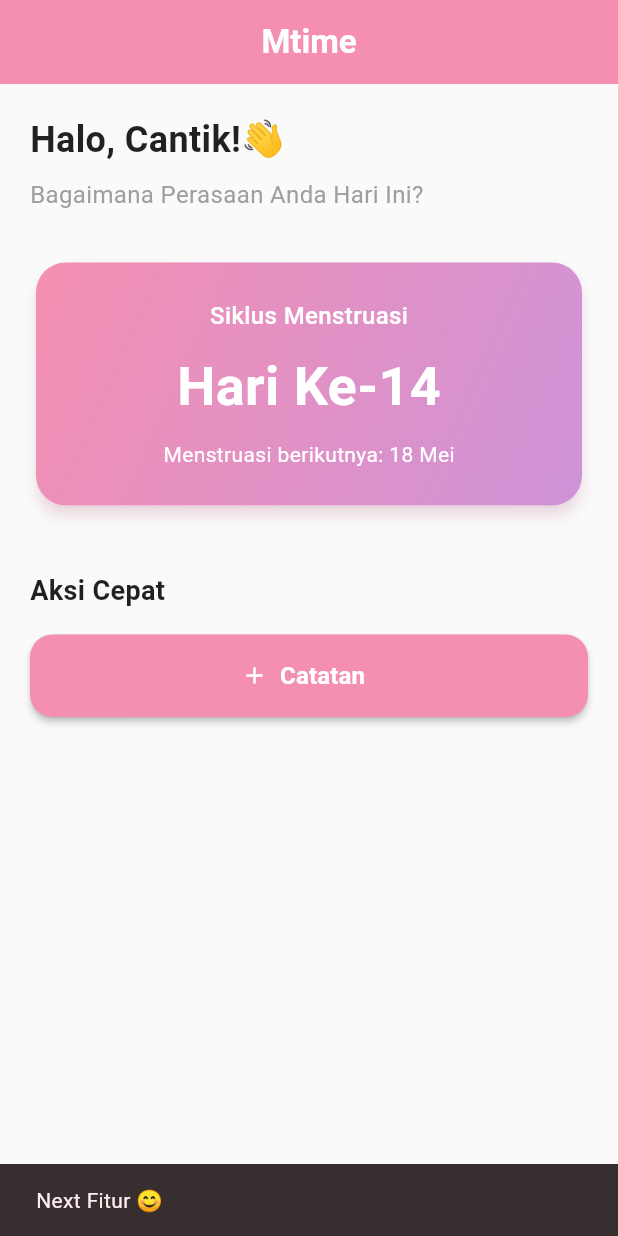
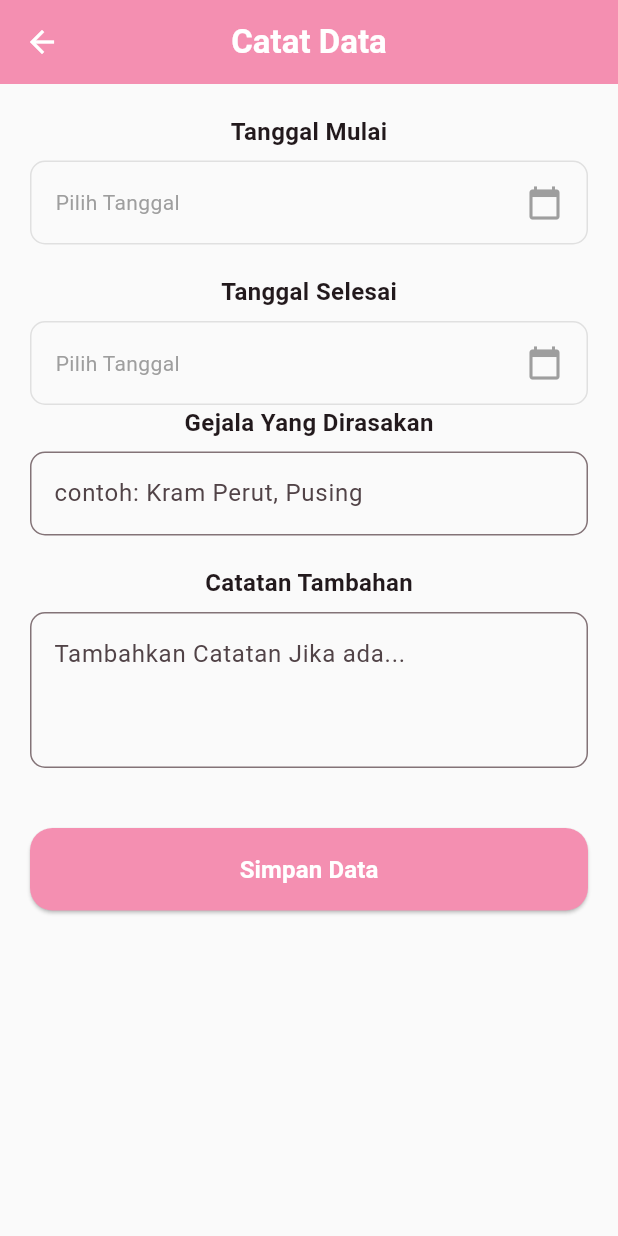
Before and after one commit to niysnsty/Mtime, a Flutter app: the screen it shows after launch, after a tap on "Catatan", on a phone screen of 412 x 824 dp. Run offline on Flutter 3.47's test engine with Material 3 defaults, Android fonts, the phone set to English and light mode, and no system bars.

Commit message:
menambahkan tampilan history dan input data

```diff
--- a/lib/views/dashboard_view.dart
+++ b/lib/views/dashboard_view.dart
@@ -1,4 +1,6 @@
 import 'package:flutter/material.dart';
+import 'input_data_view.dart';
+import 'history_view.dart';
 
 class DashboardView extends StatefulWidget {
     const DashboardView({super.key});
@@ -16,6 +18,18 @@ class _DashboardViewState extends State<DashboardView>{
                     "Mtime",
                     style: TextStyle(fontWeight: FontWeight.bold),
                 ),
+                actions:[
+                    IconButton(
+                        icon: const Icon(Icons.history),
+                        onPressed:(){
+                            Navigator.push(
+                                context, MaterialPageRoute(
+                                    builder: (context) => const HistoryView(),
+                                ),
+                            );
+                        },
+                    ),
+                ],
             ),
             //SingleChildScrollView agar layar bisa di scroll jika kontennya panjang
             body: SingleChildScrollView(
@@ -108,10 +122,10 @@ class _DashboardViewState extends State<DashboardView>{
                             height: 55,
                             child: ElevatedButton.icon(
                                 onPressed: (){
-                                    ScaffoldMessenger.of(context).showSnackBar(
-                                        const SnackBar(
-                                            content: Text("Next Fitur 😊"),
-                                            duration: Duration(seconds:2),
+                                    Navigator.push(
+                                        context,
+                                        MaterialPageRoute(
+                                            builder: (context) => const InputDataView(),
                                         ),
                                     );
                                 },
--- /dev/null
+++ b/lib/views/input_data_view.dart
@@ -0,0 +1,159 @@
+import 'package:flutter/material.dart';
+
+class InputDataView extends StatefulWidget{
+    const InputDataView({super.key});
+
+    @override
+    State<InputDataView> createState() => _InputDataViewState();
+}
+
+class _InputDataViewState extends State<InputDataView> {
+    //variabel untuk menyimpan data yang diinput
+    DateTime? _tanggalMulai;
+    DateTime? _tanggalSelesai;
+
+    //Controller untuk teks
+    final TextEditingController _gejalaController = TextEditingController();
+    final TextEditingController _catatanController = TextEditingController();
+
+    //fungsi untuk memunculkan kalender
+    Future<void> _pilihTanggal(BuildContext context, bool isMulai) async {
+        final DateTime? picked = await showDatePicker(
+            context: context,
+            initialDate: DateTime.now(),
+            firstDate: DateTime(2020),
+            lastDate: DateTime(2030),
+        );
+        //jika user memilih tanggal
+        if (picked != null){
+            setState((){
+                if (isMulai){
+                    _tanggalMulai = picked;
+                } else {
+                    _tanggalSelesai = picked;
+                }
+            });
+        }
+    }
+    //membersihkan controller saat halaman ditutup
+    @override
+    void dispose(){
+        _gejalaController.dispose();
+        _catatanController.dispose();
+        super.dispose();
+    }
+    @override
+    Widget build(BuildContext context){
+        return Scaffold(
+            appBar: AppBar(
+                title: const Text('Catat Data', style: TextStyle(fontWeight: FontWeight.bold)),
+            ),
+            body: SingleChildScrollView(
+                padding: const EdgeInsets.all(20),
+                child: Column(
+                    crossAxisAlignment: CrossAxisAlignment.center,
+                    children: [
+                        // field tanggal mulai
+                        const Text('Tanggal Mulai', style: TextStyle(fontWeight: FontWeight.bold, fontSize: 16)),
+                        const SizedBox(height: 8),
+                        InkWell(
+                            onTap: () => _pilihTanggal(context, true),
+                            child: Container(
+                                padding: const EdgeInsets.symmetric(horizontal: 16, vertical: 15),
+                                decoration: BoxDecoration(
+                                    border: Border.all(color: Colors.grey.shade300),
+                                    borderRadius: BorderRadius.circular(10),
+                                ),
+                                child: Row(
+                                    mainAxisAlignment: MainAxisAlignment.spaceBetween,
+                                    children: [
+                                        Text(
+                                            _tanggalMulai == null? 'Pilih Tanggal': '${_tanggalMulai!.day}/${_tanggalMulai!.month}/${_tanggalMulai!.year}',
+                                            style: TextStyle(color: _tanggalMulai == null? Colors.grey: Colors.black87),
+                                        ),
+                                        const Icon(Icons.calendar_today, color: Colors.grey),
+                                    ],
+                                ),
+                            ),
+                        ),
+                        const SizedBox(height: 20),
+                        // field tanggal selesai
+                        const Text('Tanggal Selesai',style: TextStyle(fontWeight: FontWeight.bold, fontSize: 16)),
+                        const SizedBox(height: 8),
+                        InkWell(
+                            onTap: () => _pilihTanggal(context, false),
+                            child: Container(
+                                padding: const EdgeInsets.symmetric(horizontal: 16, vertical: 15),
+                                decoration: BoxDecoration(
+                                    border: Border.all(color: Colors.grey.shade300),
+                                    borderRadius: BorderRadius.circular(10),
+                                ),
+                                child:Row(
+                                    mainAxisAlignment: MainAxisAlignment.spaceBetween,
+                                    children: [
+                                        Text(
+                                            _tanggalSelesai == null? 'Pilih Tanggal':'${_tanggalSelesai!.day}/${_tanggalSelesai!.month}/${_tanggalSelesai!.year}',
+                                            style: TextStyle(color: _tanggalSelesai == null? Colors.grey: Colors.black87),
+                                        ),
+                                        const Icon(Icons.calendar_today, color: Colors.grey),
+                                    ],
+                                ),
+                            ),
+                        ),
+                        // field gejala
+                        const Text('Gejala Yang Dirasakan', style: TextStyle(fontWeight: FontWeight.bold, fontSize: 16)),
+                        const SizedBox(height: 8),
+                        TextField(
+                            controller: _gejalaController,
+                            decoration: InputDecoration(
+                                hintText: 'contoh: Kram Perut, Pusing',
+                                border: OutlineInputBorder(borderRadius: BorderRadius.circular(10)),
+                            ),
+                        ),
+                        const SizedBox(height: 20),
+                        // field catatan
+                        const Text('Catatan Tambahan', style: TextStyle(fontWeight: FontWeight.bold, fontSize: 16)),
+                        const SizedBox(height: 8),
+                        TextField(
+                            controller: _catatanController,
+                            maxLines: 3,
+                            decoration: InputDecoration(
+                                hintText: 'Tambahkan Catatan Jika ada...',
+                                border: OutlineInputBorder(borderRadius: BorderRadius.circular(10)),
+                            ),
+                        ),
+                        const SizedBox(height: 40),
+                        // Tombol Simpan
+                        SizedBox(
+                            width: double.infinity,
+                            height: 55,
+                            child: ElevatedButton(
+                                onPressed: (){
+                                    //validasi sederhana: Tanggal mulai tidak boleh kosong
+                                    if(_tanggalMulai == null){
+                                        ScaffoldMessenger.of(context).showSnackBar(
+                                            const SnackBar(content: Text('oops.. tanggal mulai belum diisi')),
+                                        );
+                                        return;
+                                    }
+                                    ScaffoldMessenger.of(context).showSnackBar(
+                                        const SnackBar(content: Text('Data Berhasil Ditambahkan!')),
+                                    );
+                                    Navigator.pop(context);
+                                },
+                                style: ElevatedButton.styleFrom(
+                                    backgroundColor: Theme.of(context).colorScheme.primary,
+                                    shape: RoundedRectangleBorder(borderRadius: BorderRadius.circular(15)),
+                                ),
+                                child: const Text(
+                                    'Simpan Data',
+                                    style: TextStyle(fontSize:16, fontWeight: FontWeight.bold, color: Colors.white)
+                                ),
+                            ),
+                        ),
+                    ],
+                ),
+            ),
+        );
+    }
+}
--- a/pubspec.yaml
+++ b/pubspec.yaml
@@ -53,6 +53,8 @@ dependencies:
   flutter_local_notifications: ^17.2.1
   timezone: ^0.9.4
   cupertino_icons: ^1.0.8
+  sqflite: ^2.4.2+1
+  path: ^1.9.1
 
 dev_dependencies:
   flutter_test:
```
Also changed, not shown: lib/views/history_view.dart (added, +94 -0 lines), pubspec.lock, 1 other file.
